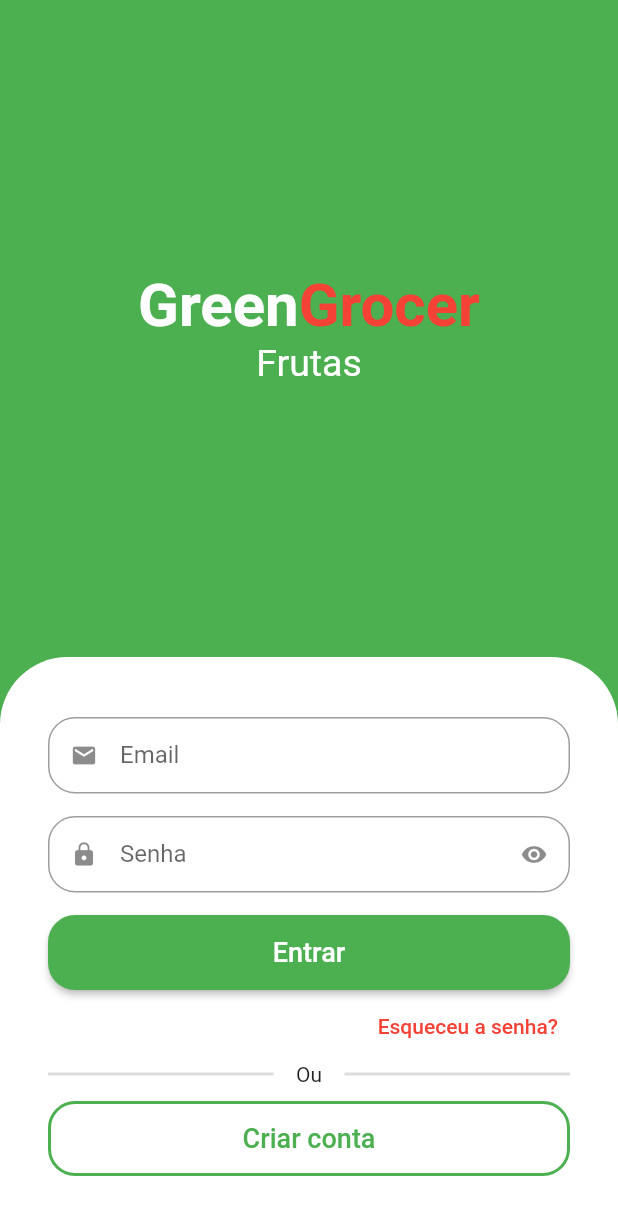
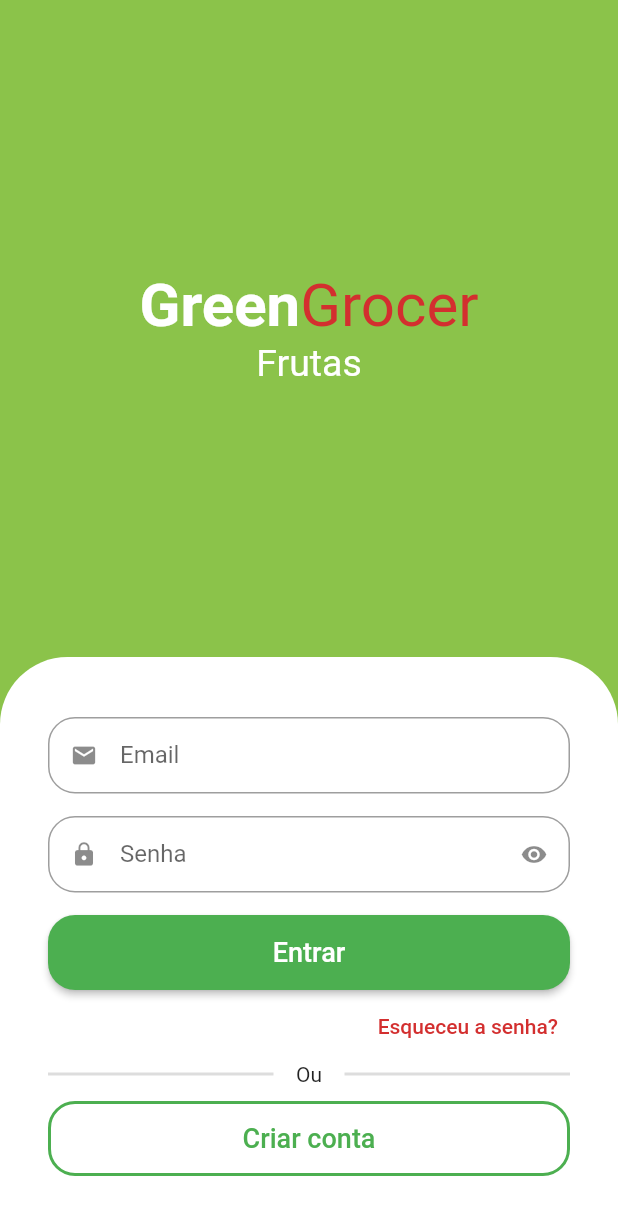
Before and after one commit to jsaintz/green-grocer, a Flutter app: the screen it shows after launch, on a phone screen of 412 x 824 dp. Shown: the top 1215 px of the screen. Run offline on Flutter 3.47's test engine with Material 2 defaults, Android fonts, the phone set to English and light mode, and no system bars; drawn by our look-alikes of animated_text_kit.

Commit message:
include scrollview

```diff
--- a/lib/src/auth/sign_in_screen.dart
+++ b/lib/src/auth/sign_in_screen.dart
@@ -1,6 +1,7 @@
 import 'package:animated_text_kit/animated_text_kit.dart';
 import 'package:flutter/material.dart';
 import 'package:green_grocer/src/auth/components/custom_text_field.dart';
+import 'package:green_grocer/src/auth/constants/custom_colors.dart';
 
 class SignInScreen extends StatefulWidget {
   const SignInScreen({Key? key}) : super(key: key);
@@ -12,19 +13,25 @@ class SignInScreen extends StatefulWidget {
 class _SignInScreenState extends State<SignInScreen> {
   @override
   Widget build(BuildContext context) {
+    final size = MediaQuery.of(context).size;
+
     return Scaffold(
-      backgroundColor: Colors.green,
-      body: Column(
+      backgroundColor: CustomColors.customSwatchColor,
+      body: SingleChildScrollView(
+        child: SizedBox(
+          height: size.height,
+          width: size.width,
+          child: Column(
             children: [
               Expanded(
                 child: Column(
                   mainAxisAlignment: MainAxisAlignment.center,
                   children: [
-                const Text.rich(
+                    Text.rich(
                       TextSpan(
-                    style: TextStyle(fontSize: 40),
+                        style: const TextStyle(fontSize: 40),
                         children: [
-                      TextSpan(
+                          const TextSpan(
                             text: 'Green',
                             style: TextStyle(
                               color: Colors.white,
@@ -34,8 +41,7 @@ class _SignInScreenState extends State<SignInScreen> {
                           TextSpan(
                             text: 'Grocer',
                             style: TextStyle(
-                          color: Colors.red,
-                          fontWeight: FontWeight.bold,
+                              color: CustomColors.customContrastColor,
                             ),
                           ),
                         ],
@@ -101,9 +107,11 @@ class _SignInScreenState extends State<SignInScreen> {
                       alignment: Alignment.centerRight,
                       child: TextButton(
                         onPressed: () {},
-                    child: const Text(
+                        child: Text(
                           'Esqueceu a senha?',
-                      style: TextStyle(color: Colors.red),
+                          style: TextStyle(
+                            color: CustomColors.customContrastColor,
+                          ),
                         ),
                       ),
                     ),
@@ -150,6 +158,8 @@ class _SignInScreenState extends State<SignInScreen> {
               )
             ],
           ),
+        ),
+      ),
     );
   }
 }
```
Lines whose indentation alone changed are shown as unchanged.
